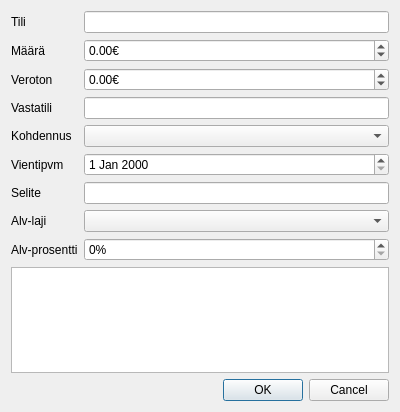
Qt form kitupiikki/kirjaus/kirjausapuridialog.ui (artoh/kitupiikki) before a commit.
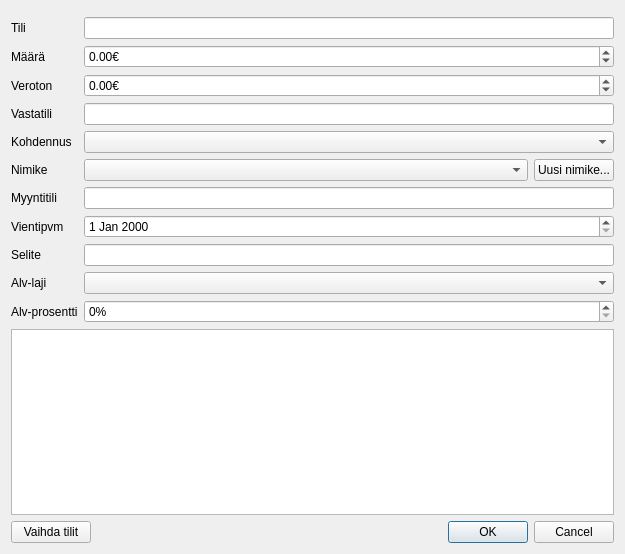
The same form after that commit. Custom widgets are drawn as their Qt base class.

Diff of the .ui file:
```diff
--- a/kitupiikki/kirjaus/kirjausapuridialog.ui
+++ b/kitupiikki/kirjaus/kirjausapuridialog.ui
@@ -6,14 +6,17 @@
    <rect>
     <x>0</x>
     <y>0</y>
-    <width>400</width>
-    <height>412</height>
+    <width>625</width>
+    <height>554</height>
    </rect>
   </property>
   <property name="windowTitle">
    <string>Kirjausapuri</string>
   </property>
   <layout class="QVBoxLayout" name="verticalLayout">
+   <item>
+    <widget class="QTabBar" name="valintaTab" native="true"/>
+   </item>
    <item>
     <layout class="QFormLayout" name="formLayout">
      <item row="0" column="0">
@@ -70,6 +73,9 @@
        <property name="minimum">
         <double>-9999999.000000000000000</double>
        </property>
+       <property name="maximum">
+        <double>9999999.000000000000000</double>
+       </property>
        <property name="value">
         <double>0.000000000000000</double>
        </property>
@@ -101,7 +107,7 @@
      <item row="4" column="1">
       <widget class="QComboBox" name="kohdennusCombo"/>
      </item>
-     <item row="5" column="0">
+     <item row="7" column="0">
       <widget class="QLabel" name="label_6">
        <property name="text">
         <string>Vientipvm</string>
@@ -111,10 +117,10 @@
        </property>
       </widget>
      </item>
-     <item row="5" column="1">
+     <item row="7" column="1">
       <widget class="QDateEdit" name="pvmDate"/>
      </item>
-     <item row="6" column="0">
+     <item row="8" column="0">
       <widget class="QLabel" name="label_7">
        <property name="text">
         <string>Selite</string>
@@ -124,10 +130,10 @@
        </property>
       </widget>
      </item>
-     <item row="6" column="1">
+     <item row="8" column="1">
       <widget class="QLineEdit" name="seliteEdit"/>
      </item>
-     <item row="7" column="0">
+     <item row="9" column="0">
       <widget class="QLabel" name="alvlajiLabel">
        <property name="text">
         <string>Alv-laji</string>
@@ -137,10 +143,10 @@
        </property>
       </widget>
      </item>
-     <item row="7" column="1">
+     <item row="9" column="1">
       <widget class="QComboBox" name="alvCombo"/>
      </item>
-     <item row="8" column="0">
+     <item row="10" column="0">
       <widget class="QLabel" name="alvprossaLabel">
        <property name="text">
         <string>Alv-prosentti</string>
@@ -150,7 +156,7 @@
        </property>
       </widget>
      </item>
-     <item row="8" column="1">
+     <item row="10" column="1">
       <widget class="QSpinBox" name="alvSpin">
        <property name="suffix">
         <string>%</string>
@@ -160,24 +166,75 @@
        </property>
       </widget>
      </item>
+     <item row="5" column="0">
+      <widget class="QLabel" name="nimikeLabel">
+       <property name="text">
+        <string>Nimike</string>
+       </property>
+      </widget>
+     </item>
+     <item row="5" column="1">
+      <layout class="QHBoxLayout" name="horizontalLayout" stretch="1,0">
+       <item>
+        <widget class="QComboBox" name="nimikeCombo"/>
+       </item>
+       <item>
+        <widget class="QPushButton" name="uusiNimikeButton">
+         <property name="text">
+          <string>Uusi nimike...</string>
+         </property>
+        </widget>
+       </item>
+      </layout>
+     </item>
+     <item row="6" column="0">
+      <widget class="QLabel" name="myyntitiliLabel">
+       <property name="text">
+        <string>Myyntitili</string>
+       </property>
+      </widget>
+     </item>
+     <item row="6" column="1">
+      <widget class="TilinvalintaLine" name="myyntitiliEdit"/>
+     </item>
     </layout>
    </item>
    <item>
-    <widget class="QListWidget" name="kirjausList">
-     <property name="wordWrap">
-      <bool>true</bool>
-     </property>
-    </widget>
+    <widget class="QTextBrowser" name="esikatseluBrowser"/>
    </item>
    <item>
-    <widget class="QDialogButtonBox" name="buttonBox">
-     <property name="orientation">
-      <enum>Qt::Horizontal</enum>
-     </property>
-     <property name="standardButtons">
-      <set>QDialogButtonBox::Cancel|QDialogButtonBox::Ok</set>
-     </property>
-    </widget>
+    <layout class="QHBoxLayout" name="horizontalLayout_2">
+     <item>
+      <widget class="QPushButton" name="vaihdaNappi">
+       <property name="text">
+        <string>Vaihda tilit</string>
+       </property>
+      </widget>
+     </item>
+     <item>
+      <spacer name="horizontalSpacer">
+       <property name="orientation">
+        <enum>Qt::Horizontal</enum>
+       </property>
+       <property name="sizeHint" stdset="0">
+        <size>
+         <width>40</width>
+         <height>20</height>
+        </size>
+       </property>
+      </spacer>
+     </item>
+     <item>
+      <widget class="QDialogButtonBox" name="buttonBox">
+       <property name="orientation">
+        <enum>Qt::Horizontal</enum>
+       </property>
+       <property name="standardButtons">
+        <set>QDialogButtonBox::Cancel|QDialogButtonBox::Ok</set>
+       </property>
+      </widget>
+     </item>
+    </layout>
    </item>
   </layout>
  </widget>
@@ -187,6 +244,12 @@
    <extends>QLineEdit</extends>
    <header>db/tilinvalintaline.h</header>
   </customwidget>
+  <customwidget>
+   <class>QTabBar</class>
+   <extends>QWidget</extends>
+   <header>QTabBar</header>
+   <container>1</container>
+  </customwidget>
  </customwidgets>
  <tabstops>
   <tabstop>tiliEdit</tabstop>
```
Left out of the diff: 1 changed line with no effect on the pictures.
